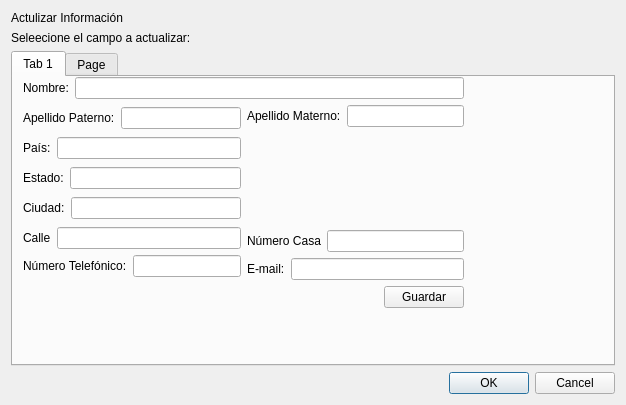
Above: ParkingLotSystem1.0/modificarinfo.ui from Jheb1024/Park_lot_System before the change. Below: the same form after it.
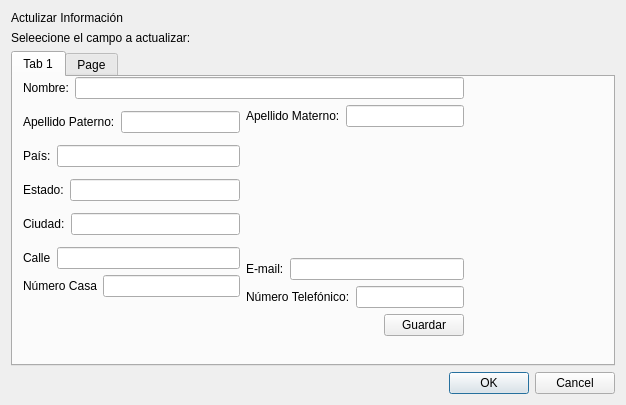
That is the form after the change. The open tabs and pages were chosen to show the change.

```diff
--- a/ParkingLotSystem1.0/modificarinfo.ui
+++ b/ParkingLotSystem1.0/modificarinfo.ui
@@ -49,7 +49,7 @@
          <x>10</x>
          <y>0</y>
          <width>441</width>
-         <height>231</height>
+         <height>259</height>
         </rect>
        </property>
        <layout class="QVBoxLayout" name="verticalLayout_6">
@@ -146,16 +146,16 @@
                  </layout>
                 </item>
                 <item>
-                 <layout class="QHBoxLayout" name="horizontalLayout_9">
+                 <layout class="QHBoxLayout" name="horizontalLayout_7">
                   <item>
-                   <widget class="QLabel" name="label_10">
+                   <widget class="QLabel" name="label_12">
                     <property name="text">
-                     <string>Número Telefónico:</string>
+                     <string>Número Casa</string>
                     </property>
                    </widget>
                   </item>
                   <item>
-                   <widget class="QLineEdit" name="NumeroT_lineEdit"/>
+                   <widget class="QLineEdit" name="NumeroC_lineEdit"/>
                   </item>
                  </layout>
                 </item>
@@ -194,20 +194,6 @@
               </item>
               <item>
                <layout class="QVBoxLayout" name="verticalLayout_3">
-                <item>
-                 <layout class="QHBoxLayout" name="horizontalLayout_7">
-                  <item>
-                   <widget class="QLabel" name="label_12">
-                    <property name="text">
-                     <string>Número Casa</string>
-                    </property>
-                   </widget>
-                  </item>
-                  <item>
-                   <widget class="QLineEdit" name="NumeroC_lineEdit"/>
-                  </item>
-                 </layout>
-                </item>
                 <item>
                  <layout class="QHBoxLayout" name="horizontalLayout_10">
                   <item>
@@ -224,6 +210,20 @@
                 </item>
                </layout>
               </item>
+              <item>
+               <layout class="QHBoxLayout" name="horizontalLayout_9">
+                <item>
+                 <widget class="QLabel" name="label_10">
+                  <property name="text">
+                   <string>Número Telefónico:</string>
+                  </property>
+                 </widget>
+                </item>
+                <item>
+                 <widget class="QLineEdit" name="NumeroT_lineEdit"/>
+                </item>
+               </layout>
+              </item>
              </layout>
             </item>
            </layout>
```
Left out of the diff: 2 changed lines with no effect on the pictures.
